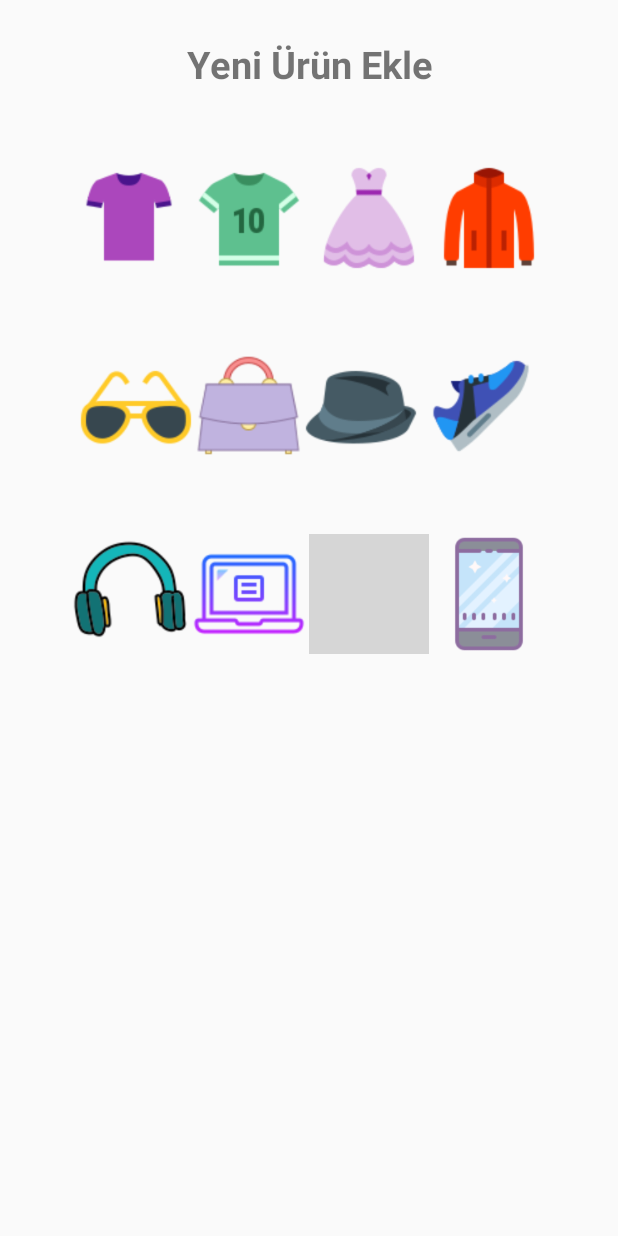
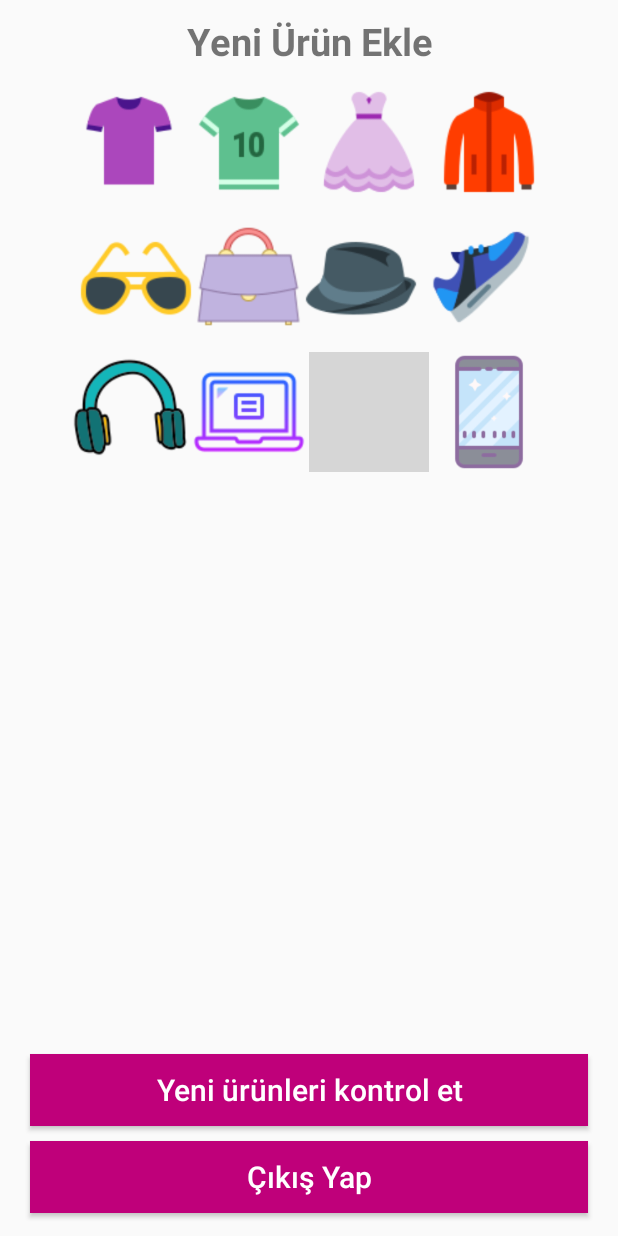
Before and after one commit to uzerfurkan/shopulse, an Android app: the AdminKategoriActivity screen opened directly, with no data from a screen before it, on a phone screen of 412 x 824 dp. Run offline under Robolectric (Android 15) with nearby library versions, the phone set to English and light mode, and no system bars; grey boxes are pictures that could not be loaded.

Commit message:
Admin siparişleri görebiliyor

```diff
--- a/shopulse/app/src/main/AndroidManifest.xml
+++ b/shopulse/app/src/main/AndroidManifest.xml
@@ -12,7 +12,8 @@
         android:roundIcon="@mipmap/ic_launcher_round"
         android:supportsRtl="true"
         android:theme="@style/AppTheme">
-        <activity android:name=".ConfirmFinalOrderActivity"></activity>
+        <activity android:name=".AdminNewOrdersActivity"></activity>
+        <activity android:name=".ConfirmFinalOrderActivity" />
         <activity android:name=".CartActivity" />
         <activity android:name=".ProductDetailsActivity" />
         <activity android:name=".SettingsActivity" />
--- a/shopulse/app/src/main/java/com/example/shopulse/AdminKategoriActivity.java
+++ b/shopulse/app/src/main/java/com/example/shopulse/AdminKategoriActivity.java
@@ -5,6 +5,7 @@ import androidx.appcompat.app.AppCompatActivity;
 import android.content.Intent;
 import android.os.Bundle;
 import android.view.View;
+import android.widget.Button;
 import android.widget.ImageView;
 
 public class AdminKategoriActivity extends AppCompatActivity
@@ -14,11 +15,39 @@ public class AdminKategoriActivity extends AppCompatActivity
     private ImageView gozluk, sapka, canta, ayakkabi;
     private ImageView kulaklik, laptop, saat, telefon;
 
+    private Button LogoutBtn, CheckOrdersBtn;
+
     @Override
     protected void onCreate(Bundle savedInstanceState)
     {
         super.onCreate(savedInstanceState);
         setContentView(R.layout.activity_admin_kategori);
+
+        LogoutBtn = (Button) findViewById(R.id.admin_logout_btn);
+        CheckOrdersBtn = (Button) findViewById(R.id.check_orders_btn);
+
+        LogoutBtn.setOnClickListener(new View.OnClickListener()
+        {
+            @Override
+            public void onClick(View v)
+            {
+                Intent intent = new Intent(AdminKategoriActivity.this, MainActivity.class);
+                intent.addFlags(Intent.FLAG_ACTIVITY_CLEAR_TASK | Intent.FLAG_ACTIVITY_CLEAR_TASK);
+                startActivity(intent);
+                finish();
+            }
+        });
+
+
+        CheckOrdersBtn.setOnClickListener(new View.OnClickListener()
+        {
+            @Override
+            public void onClick(View v)
+            {
+                Intent intent = new Intent(AdminKategoriActivity.this, AdminNewOrdersActivity.class);
+                startActivity(intent);
+            }
+        });
 
 
         tShirt = (ImageView) findViewById(R.id.t_shirt);
--- a/shopulse/app/src/main/res/layout/activity_admin_kategori.xml
+++ b/shopulse/app/src/main/res/layout/activity_admin_kategori.xml
@@ -14,7 +14,7 @@
         android:layout_height="wrap_content"
         android:layout_alignParentTop="true"
         android:layout_centerHorizontal="true"
-        android:layout_marginTop="25dp"
+        android:layout_marginTop="10dp"
         android:text="Yeni Ürün Ekle"
         android:textAlignment="center"
         android:textSize="25sp"
@@ -30,7 +30,9 @@
     android:orientation="horizontal"
     android:layout_centerHorizontal="true"
     android:gravity="center"
-    android:layout_marginTop="45dp">
+    android:layout_marginTop="10dp"
+    android:layout_marginLeft="10dp"
+    android:layout_marginRight="10dp">
 
     <ImageView
         android:id="@+id/t_shirt"
@@ -70,7 +72,9 @@
         android:orientation="horizontal"
         android:layout_centerHorizontal="true"
         android:gravity="center"
-        android:layout_marginTop="45dp">
+        android:layout_marginTop="10dp"
+        android:layout_marginLeft="10dp"
+        android:layout_marginRight="10dp">
 
         <ImageView
             android:id="@+id/gozluk"
@@ -110,7 +114,9 @@
         android:orientation="horizontal"
         android:layout_centerHorizontal="true"
         android:gravity="center"
-        android:layout_marginTop="45dp">
+        android:layout_marginTop="10dp"
+        android:layout_marginLeft="10dp"
+        android:layout_marginRight="10dp">
 
         <ImageView
             android:id="@+id/kulaklik"
@@ -141,4 +147,35 @@
             />
     </LinearLayout>
 
+    <Button
+        android:id="@+id/check_orders_btn"
+        android:layout_width="match_parent"
+        android:layout_height="wrap_content"
+        android:layout_above="@+id/admin_logout_btn"
+        android:layout_marginLeft="20dp"
+        android:layout_marginRight="20dp"
+        android:layout_marginBottom="10dp"
+        android:background="@color/colorPrimaryDark"
+        android:text="Yeni ürünleri kontrol et"
+        android:textColor="@android:color/white"
+        android:textSize="20sp"
+        android:textAllCaps="false"
+        />
+
+
+    <Button
+        android:id="@+id/admin_logout_btn"
+        android:layout_width="match_parent"
+        android:layout_height="wrap_content"
+        android:layout_alignParentBottom="true"
+        android:layout_marginLeft="20dp"
+        android:layout_marginRight="20dp"
+        android:layout_marginBottom="15dp"
+        android:background="@color/colorPrimaryDark"
+        android:text="Çıkış Yap"
+        android:textColor="@android:color/white"
+        android:textSize="20sp"
+        android:textAllCaps="false"
+        />
+
 </RelativeLayout>
```
Also changed, not shown: shopulse/app/src/main/java/com/example/shopulse/AdminNewOrdersActivity.java (added, +105 -0 lines), shopulse/app/src/main/java/com/example/shopulse/Model/AdminOrders.java (added, +84 -0 lines), shopulse/app/src/main/res/layout/activity_admin_new_orders.xml (added, +38 -0 lines), shopulse/app/src/main/res/layout/orders_layout.xml (added, +98 -0 lines).
